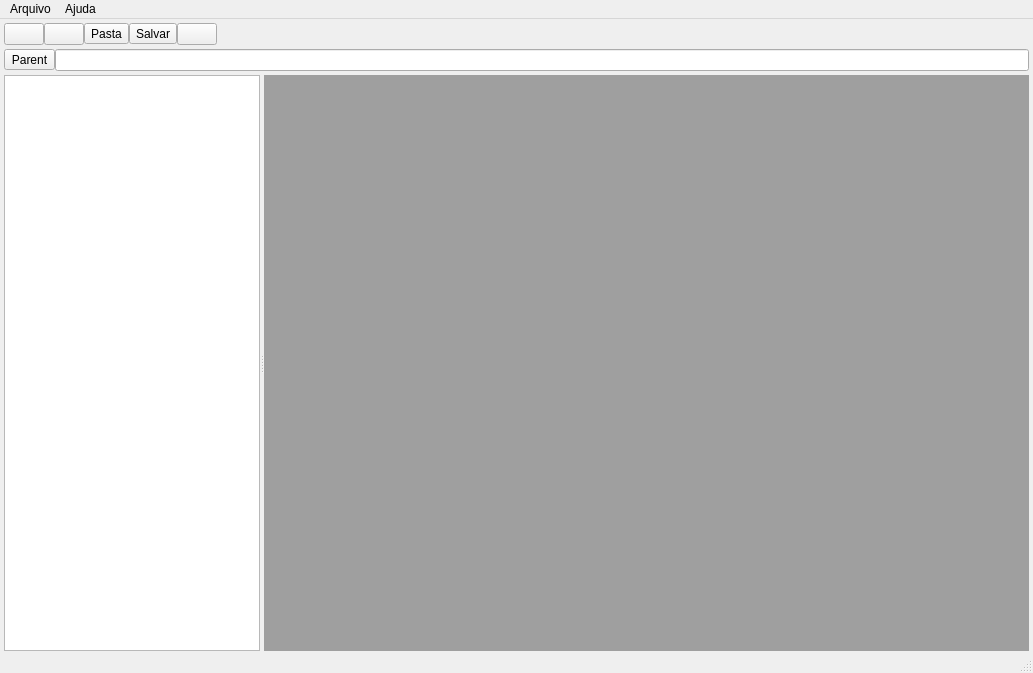
The window that bin/uis/uiMain.ui (rodrigosge20/teste_vertesis) describes before a commit, drawn with Qt 5.
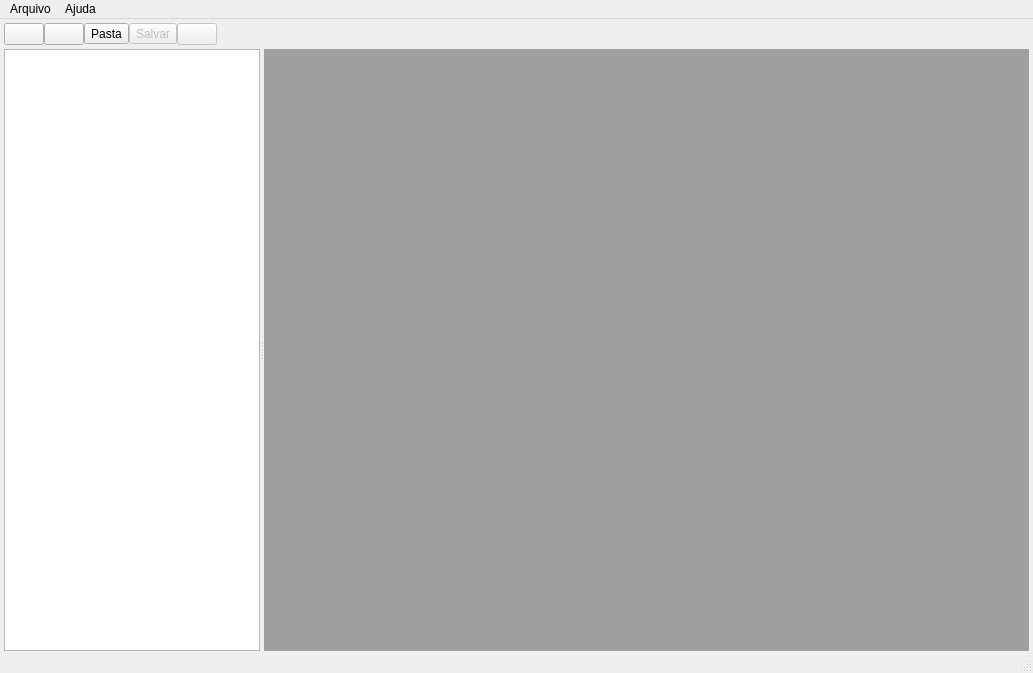
The same window after the commit. Icons and pictures are not drawn.

Commit message: Adição de novas funcionalidades:       - Usuário pode remover projetos e listas da árvore       - Usuário pode salvar listas específicas       - Criados alguns artifícios para melhorar usabilidade, como toolTips e shortcuts       - Barra de Ferramentas implementada       - Usuário pode abrir projetos

```diff
--- a/bin/uis/uiMain.ui
+++ b/bin/uis/uiMain.ui
@@ -91,7 +91,10 @@
        </widget>
       </item>
       <item>
-       <widget class="QToolButton" name="salvarListaButton">
+       <widget class="QToolButton" name="salvarProjetoButton">
+        <property name="enabled">
+         <bool>false</bool>
+        </property>
         <property name="toolTip">
          <string>Salvar</string>
         </property>
@@ -105,7 +108,16 @@
        </widget>
       </item>
       <item>
-       <widget class="QPushButton" name="salvarTodasListasButton">
+       <widget class="QPushButton" name="salvarListaButton">
+        <property name="enabled">
+         <bool>false</bool>
+        </property>
+        <property name="sizePolicy">
+         <sizepolicy hsizetype="Fixed" vsizetype="Fixed">
+          <horstretch>0</horstretch>
+          <verstretch>0</verstretch>
+         </sizepolicy>
+        </property>
         <property name="text">
          <string/>
         </property>
@@ -130,49 +142,6 @@
       </item>
      </layout>
     </item>
-    <item>
-     <layout class="QHBoxLayout" name="horizontalLayout_2">
-      <property name="spacing">
-       <number>0</number>
-      </property>
-      <property name="sizeConstraint">
-       <enum>QLayout::SetMinimumSize</enum>
-      </property>
-      <item>
-       <widget class="QToolButton" name="upButton">
-        <property name="text">
-         <string>Parent</string>
-        </property>
-        <property name="icon">
-         <iconset resource="icons.qrc">
-          <normaloff>:/icons/images/001.png</normaloff>:/icons/images/001.png</iconset>
-        </property>
-        <property name="autoRepeatInterval">
-         <number>100</number>
-        </property>
-        <property name="popupMode">
-         <enum>QToolButton::DelayedPopup</enum>
-        </property>
-        <property name="toolButtonStyle">
-         <enum>Qt::ToolButtonIconOnly</enum>
-        </property>
-        <property name="autoRaise">
-         <bool>false</bool>
-        </property>
-       </widget>
-      </item>
-      <item>
-       <widget class="QLineEdit" name="dirEdit">
-        <property name="text">
-         <string/>
-        </property>
-        <property name="readOnly">
-         <bool>true</bool>
-        </property>
-       </widget>
-      </item>
-     </layout>
-    </item>
     <item>
      <widget class="QSplitter" name="splitter">
       <property name="sizePolicy">
```
Left out of the diff: 18 changed lines with no effect on the pictures. The commit also changes 12 other files.
